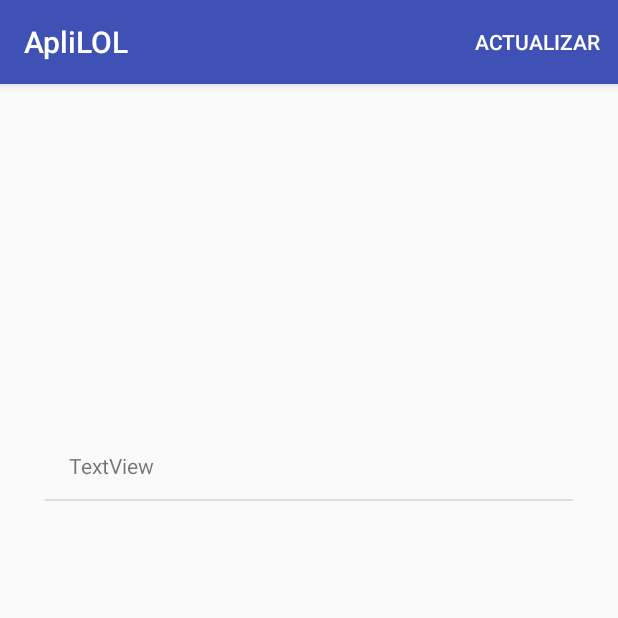
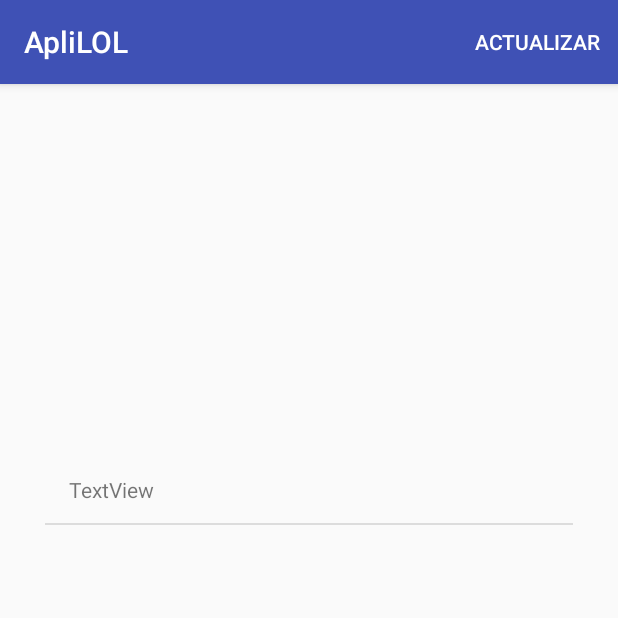
Before and after one commit to CristianJRamirez/ApliLOL2, an Android app: the screen it shows after launch (MainActivity), on a phone screen of 412 x 824 dp, the top half of it. Run offline under Robolectric (Android 15) with nearby library versions, the phone set to English and light mode, and no system bars; our stand-ins replace data binding; pictures from the network do not load; 6 statements that could not run were skipped.

Commit message:
actualiazcion layout organizacion

```diff
--- a/app/src/main/res/layout/champion_layout.xml
+++ b/app/src/main/res/layout/champion_layout.xml
@@ -1,5 +1,6 @@
 <?xml version="1.0" encoding="utf-8"?>
-<layout >
+<layout xmlns:tools="http://schemas.android.com/tools"
+    xmlns:app="http://schemas.android.com/apk/res-auto">
     <android.support.constraint.ConstraintLayout
     xmlns:android="http://schemas.android.com/apk/res/android"
     xmlns:app="http://schemas.android.com/apk/res-auto"
@@ -21,7 +22,8 @@
             app:layout_constraintVertical_bias="0.0"
             android:layout_marginLeft="16dp"
             android:layout_marginStart="16dp"
-            tools:layout_editor_absoluteY="0dp" />
+            android:layout_marginTop="16dp"
+            app:layout_constraintTop_toTopOf="parent" />
 
 
         <TextView
```
